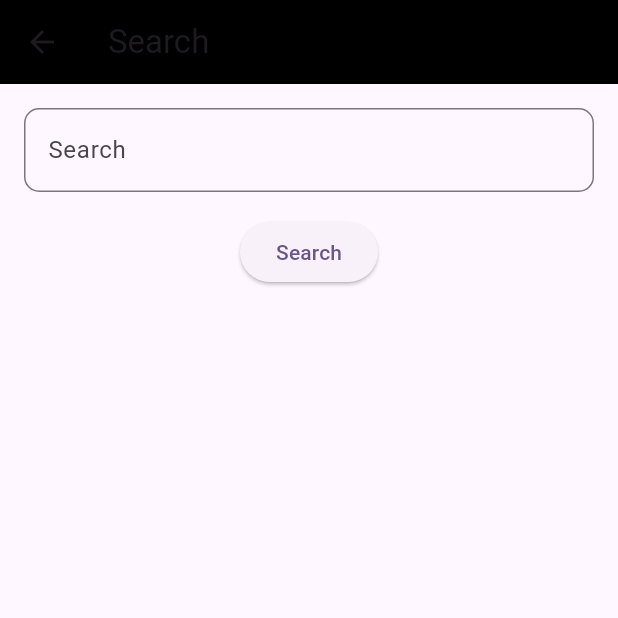
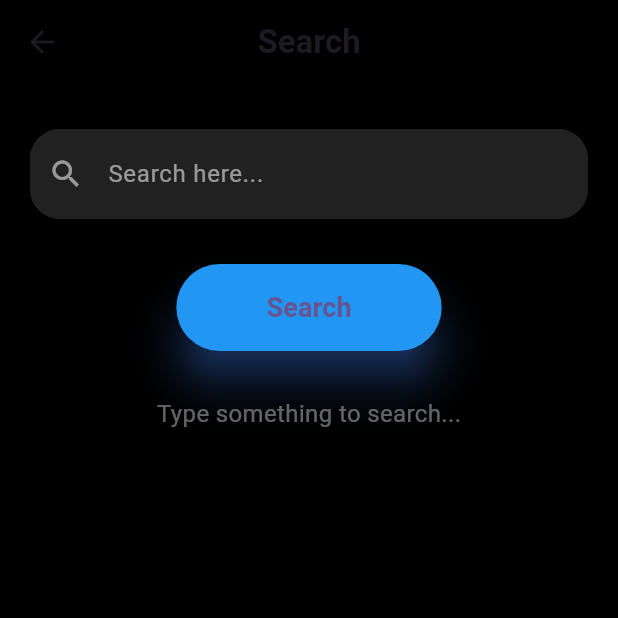
Before and after one commit to richielagito/projek_uts_mobile_progamming, a Flutter app: the SearchScreen screen opened directly, on a phone screen of 412 x 824 dp, the top half of it. Run offline on Flutter 3.47's test engine with Material 3 defaults, Android fonts, the phone set to English and light mode, and no system bars; our stand-ins replace firebase_auth, firebase_core; accounts and stored records are empty.

Commit message:
membetulan error dan membuat search screen

```diff
--- a/lib/screens/home_screen.dart
+++ b/lib/screens/home_screen.dart
@@ -1,4 +1,5 @@
 import 'package:flutter/material.dart';
+import 'package:projek_uts_mobile_progamming/screens/main_screen.dart';
 
 class HomeScreen extends StatelessWidget {
   const HomeScreen({super.key});
@@ -57,6 +58,9 @@ class HomeScreen extends StatelessWidget {
   }
 
   Widget _listItem(int index, Map<String, String> tweet) {
+    var username = tweet['username'];
+    var tweetContent = tweet['tweet'];
+
     return Padding(
       padding: const EdgeInsets.symmetric(vertical: 8.0, horizontal: 16.0),
       child: Card(
@@ -67,14 +71,14 @@ class HomeScreen extends StatelessWidget {
             radius: 30, // Profile size
           ),
           title: Text(
-            tweet['Geda.Gedi']!, //simulated username
+            username!,
             style: const TextStyle(
               fontWeight: FontWeight.bold,
               color: Colors.white,
             ),
           ),
           subtitle: Text(
-            tweet['Hello, this is geda gedi']!,
+            tweetContent!,
             overflow: TextOverflow.clip,
             maxLines: 3,
             style: const TextStyle(color: Colors.white),
--- a/lib/screens/search_screen.dart
+++ b/lib/screens/search_screen.dart
@@ -1,33 +1,121 @@
 import 'package:flutter/material.dart';
 
-class SearchScreen extends StatelessWidget {
+class SearchScreen extends StatefulWidget {
   const SearchScreen({super.key});
+
+  @override
+  _SearchScreenState createState() => _SearchScreenState();
+}
+
+class _SearchScreenState extends State<SearchScreen> {
+  bool _isSearching = false;
 
   @override
   Widget build(BuildContext context) {
     return Scaffold(
+      backgroundColor: Colors.black,
       appBar: AppBar(
-        title: const Text('Search'),
+        title: const Text(
+          'Search',
+          style: TextStyle(
+            fontWeight: FontWeight.bold,
+            fontSize: 22,
+          ),
+        ),
         backgroundColor: Colors.black,
+        elevation: 0,
+        centerTitle: true,
       ),
-      body: Container(
-        padding: const EdgeInsets.all(16.0),
+      body: Padding(
+        padding: const EdgeInsets.symmetric(horizontal: 20.0, vertical: 30.0),
         child: Column(
+          crossAxisAlignment: CrossAxisAlignment.center,
           children: [
-            TextField(
-              decoration: InputDecoration(
-                labelText: 'Search',
-                border: OutlineInputBorder(
-                  borderRadius: BorderRadius.circular(10.0),
+            // Search TextField
+            AnimatedContainer(
+              duration: const Duration(milliseconds: 300),
+              decoration: BoxDecoration(
+                color: Colors.grey.shade900,
+                borderRadius: BorderRadius.circular(20.0),
+                boxShadow: _isSearching
+                    ? [
+                        BoxShadow(
+                          color: Colors.blue.withOpacity(0.5),
+                          blurRadius: 20,
+                          offset: const Offset(0, 8),
+                        ),
+                      ]
+                    : [],
+              ),
+              child: TextField(
+                style: const TextStyle(color: Colors.white),
+                onTap: () {
+                  setState(() {
+                    _isSearching = true;
+                  });
+                },
+                onEditingComplete: () {
+                  setState(() {
+                    _isSearching = false;
+                  });
+                },
+                decoration: InputDecoration(
+                  filled: true,
+                  fillColor: Colors.grey.shade900,
+                  prefixIcon: const Icon(Icons.search, color: Colors.white54),
+                  hintText: 'Search here...',
+                  hintStyle: const TextStyle(color: Colors.white54),
+                  contentPadding: const EdgeInsets.symmetric(vertical: 18.0),
+                  border: OutlineInputBorder(
+                    borderRadius: BorderRadius.circular(20.0),
+                    borderSide: BorderSide.none,
+                  ),
+                  focusedBorder: OutlineInputBorder(
+                    borderRadius: BorderRadius.circular(20.0),
+                    borderSide: const BorderSide(
+                      color: Colors.blue, // Changed to blue
+                      width: 2.0,
+                    ),
+                  ),
                 ),
               ),
             ),
-            const SizedBox(height: 16.0),
+            const SizedBox(height: 30.0),
+            // Search Button with shadow effect
             ElevatedButton(
               onPressed: () {
                 // Handle search button press
               },
-              child: const Text('Search'),
+              style: ElevatedButton.styleFrom(
+                backgroundColor: Colors.blue, // Changed to blue
+                padding: const EdgeInsets.symmetric(
+                    vertical: 16.0, horizontal: 60.0),
+                shape: RoundedRectangleBorder(
+                  borderRadius: BorderRadius.circular(30.0),
+                ),
+                elevation: 12,
+                shadowColor: Colors.blueAccent, // Changed to blueAccent
+              ),
+              child: const Text(
+                'Search',
+                style: TextStyle(
+                  fontSize: 18.0,
+                  fontWeight: FontWeight.bold,
+                ),
+              ),
+            ),
+            const SizedBox(height: 30.0),
+            // A little fading message or instruction
+            AnimatedOpacity(
+              opacity: _isSearching ? 0.0 : 1.0,
+              duration: const Duration(milliseconds: 500),
+              child: const Text(
+                'Type something to search...',
+                style: TextStyle(
+                  color: Colors.white38,
+                  fontSize: 16.0,
+                ),
+              ),
             ),
           ],
         ),
--- a/pubspec.yaml
+++ b/pubspec.yaml
@@ -48,7 +48,7 @@ dev_dependencies:
   # activated in the `analysis_options.yaml` file located at the root of your
   # package. See that file for information about deactivating specific lint
   # rules and activating additional ones.
-  flutter_lints: ^4.0.0
+  flutter_lints: ^5.0.0
 
 # For information on the generic Dart part of this file, see the
 # following page: https://dart.dev/tools/pub/pubspec
```
Also changed, not shown: pubspec.lock, 1 other file.
